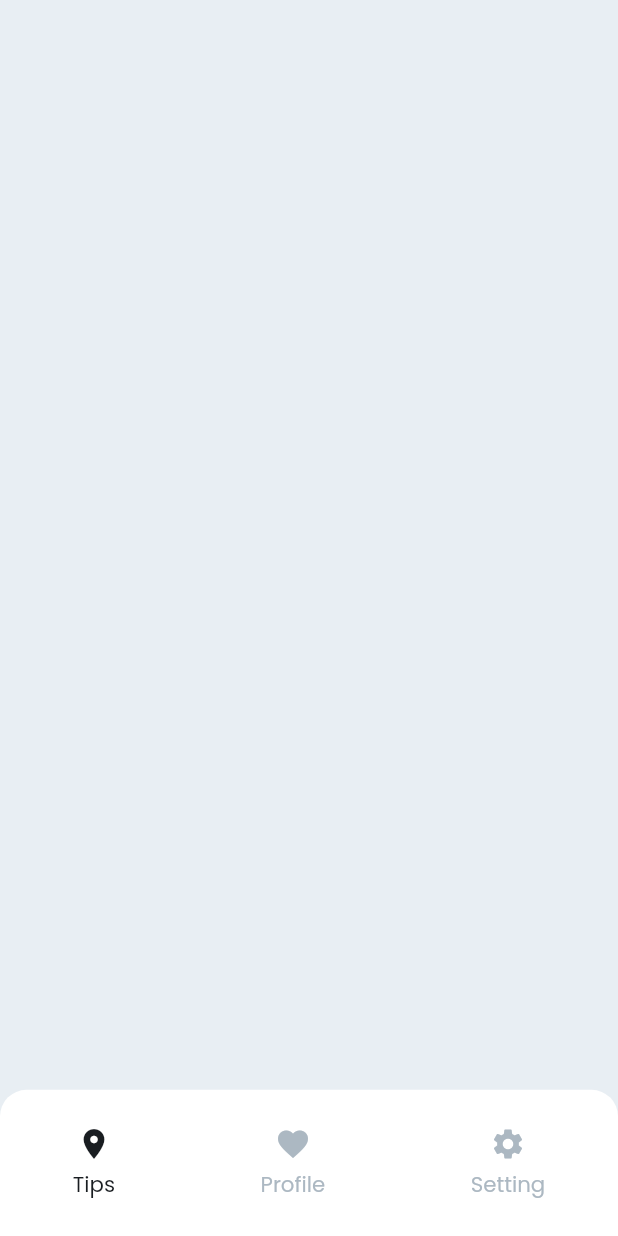
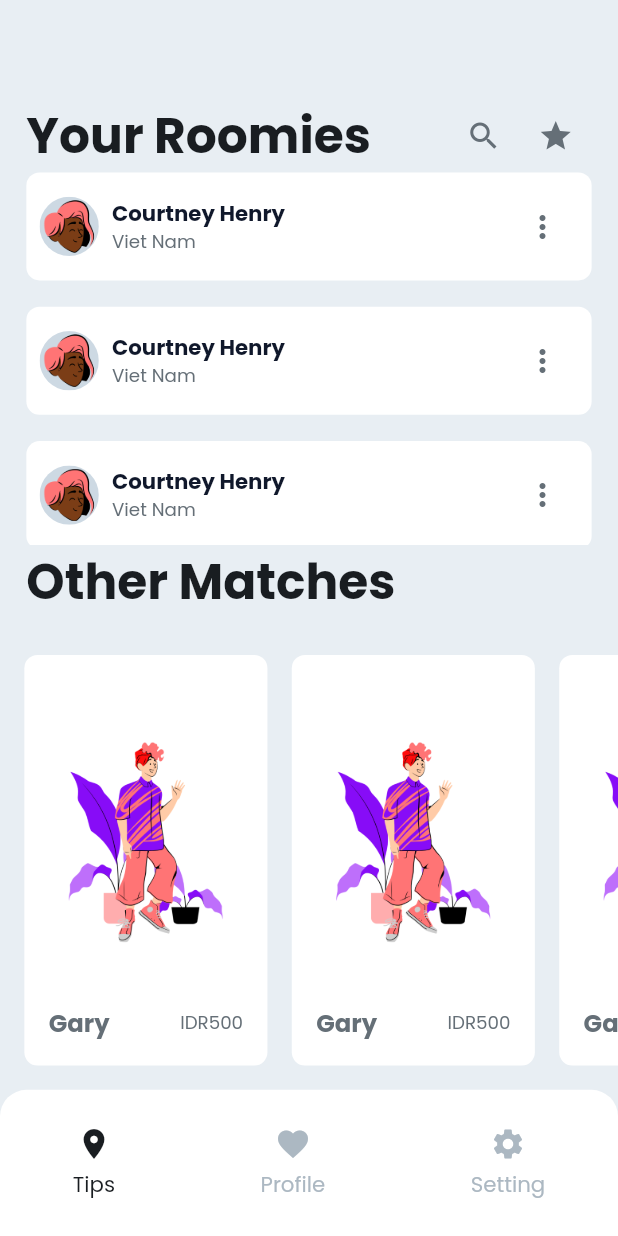
Before and after one commit to hidayatridwan/booking_app, a Flutter app: the DiscoverPage screen opened directly, on a phone screen of 412 x 824 dp. Run offline on Flutter 3.47's test engine with Material 2 defaults, Android fonts, the phone set to English and light mode, and no system bars; our stand-ins replace bloc, flutter_bloc, flutter_screenutil.

Commit message:
discover page

```diff
--- a/lib/config/config.dart
+++ b/lib/config/config.dart
@@ -1 +1,2 @@
 export 'theme/theme.dart';
+export 'assets/image_string.dart';
--- a/lib/config/theme/app_dimen.dart
+++ b/lib/config/theme/app_dimen.dart
@@ -21,6 +21,7 @@ class AppDimen {
   static double w36 = 36.0.w;
   static double w38 = 38.0.w;
   static double w40 = 40.0.w;
+  static double w60 = 60.0.w;
 
   static double h2 = 2.0.h;
   static double h4 = 4.0.h;
@@ -42,4 +43,5 @@ class AppDimen {
   static double h36 = 36.0.h;
   static double h38 = 38.0.h;
   static double h40 = 40.0.h;
+  static double h60 = 60.0.h;
 }
--- a/lib/config/theme/theme.dart
+++ b/lib/config/theme/theme.dart
@@ -1,2 +1,3 @@
 export 'app_color.dart';
 export 'app_font.dart';
+export 'app_dimen.dart';
--- a/lib/main.dart
+++ b/lib/main.dart
@@ -1,4 +1,5 @@
 import 'package:booking_app/presentation/pages/discover/discover_view.dart';
+import 'package:booking_app/presentation/pages/discover/favorite/favorite_view.dart';
 import 'package:flutter/material.dart';
 import 'package:flutter_screenutil/flutter_screenutil.dart';
 
@@ -18,7 +19,7 @@ class MyApp extends StatelessWidget {
       builder: (context, child) {
         return MaterialApp(
           theme: ThemeData(primarySwatch: Colors.amber, fontFamily: 'Poppins'),
-          home: const DiscoverPage(),
+          home: const FavoritePage(),
         );
       },
     );
--- a/lib/presentation/pages/discover/component/bottom_menu.dart
+++ b/lib/presentation/pages/discover/component/bottom_menu.dart
@@ -5,7 +5,6 @@ import 'package:booking_app/utils/extension/double_extension.dart';
 import 'package:flutter/material.dart';
 import 'package:flutter_screenutil/flutter_screenutil.dart';
 
-import '../../../../config/theme/app_color.dart';
 
 class BottomMenu extends StatelessWidget {
   const BottomMenu({Key? key, required this.cubit}) : super(key: key);
@@ -60,7 +59,8 @@ class BottomMenu extends StatelessWidget {
           4.0.height,
           Text(
             title,
-            style: AppFont.paragraphMedium.copyWith(color: isSelected ? AppColor.ink1 : AppColor.ink3),
+            style: AppFont.paragraphMedium
+                .copyWith(color: isSelected ? AppColor.ink1 : AppColor.ink3),
           )
         ],
       ),
--- a/lib/presentation/pages/discover/discover_view.dart
+++ b/lib/presentation/pages/discover/discover_view.dart
@@ -1,5 +1,8 @@
 import 'package:booking_app/config/config.dart';
 import 'package:booking_app/presentation/pages/discover/component/bottom_menu.dart';
+import 'package:booking_app/presentation/pages/discover/favorite/favorite_view.dart';
+import 'package:booking_app/presentation/pages/discover/settings/settings_view.dart';
+import 'package:booking_app/presentation/pages/discover/trips/trips_view.dart';
 import 'package:flutter/material.dart';
 import 'package:flutter_bloc/flutter_bloc.dart';
 
@@ -23,7 +26,15 @@ class DiscoverPage extends StatelessWidget {
     return Scaffold(
       backgroundColor: AppColor.ink5,
       body: Column(children: [
-        const Expanded(child: SizedBox()),
+        Expanded(child: BlocBuilder<DiscoverCubit, DiscoverState>(
+          builder: (context, state) {
+            return state.selectedIndex == 0
+                ? const TripsPage()
+                : state.selectedIndex == 1
+                    ? const FavoritePage()
+                    : const SettingsPage();
+          },
+        )),
         BlocBuilder<DiscoverCubit, DiscoverState>(
           builder: (context, state) {
             return BottomMenu(
--- /dev/null
+++ b/lib/presentation/pages/discover/trips/component/trips_matches.dart
@@ -0,0 +1,68 @@
+import 'package:flutter/material.dart';
+import 'package:booking_app/config/config.dart';
+
+class TripsMatches extends StatelessWidget {
+  const TripsMatches({Key? key}) : super(key: key);
+
+  @override
+  Widget build(BuildContext context) {
+    return Expanded(
+      child: Column(
+        crossAxisAlignment: CrossAxisAlignment.start,
+        children: [_header(), _matchesList(context)],
+      ),
+    );
+  }
+
+  Widget _header() {
+    return Padding(
+      padding: EdgeInsets.only(left: AppDimen.w16, right: AppDimen.w16),
+      child: Text(
+        'Other Matches',
+        style: AppFont.display3.copyWith(color: AppColor.ink1),
+      ),
+    );
+  }
+
+  Widget _matchesList(BuildContext context) {
+    return Expanded(
+        child: ListView.builder(
+      itemBuilder: (context, index) {
+        return _matchesItem(context);
+      },
+      itemCount: 3,
+      scrollDirection: Axis.horizontal,
+    ));
+  }
+
+  Widget _matchesItem(BuildContext context) {
+    return Container(
+      margin: EdgeInsets.only(
+          left: AppDimen.h16, top: AppDimen.h24, bottom: AppDimen.h16),
+      padding: EdgeInsets.all(AppDimen.h16),
+      width: (MediaQuery.of(context).size.width / 2) - AppDimen.w40,
+      decoration: BoxDecoration(
+          color: AppColor.ink6,
+          borderRadius: BorderRadius.circular(AppDimen.w8)),
+      child: Column(
+        children: [
+          Expanded(child: Image.asset(ImageString.plants)),
+          Row(
+            mainAxisAlignment: MainAxisAlignment.spaceBetween,
+            children: [
+              Text(
+                'Gary',
+                style:
+                    AppFont.paragraphLargeBold.copyWith(color: AppColor.ink2),
+              ),
+              Text(
+                'IDR500',
+                style: AppFont.paragraphSmall.copyWith(color: AppColor.ink2),
+              )
+            ],
+          )
+        ],
+      ),
+    );
+  }
+}
--- /dev/null
+++ b/lib/presentation/pages/discover/trips/component/trips_roomies.dart
@@ -0,0 +1,98 @@
+import 'package:booking_app/config/config.dart';
+import 'package:booking_app/utils/extension/double_extension.dart';
+import 'package:flutter/material.dart';
+
+class TripsRoomies extends StatelessWidget {
+  const TripsRoomies({Key? key}) : super(key: key);
+
+  @override
+  Widget build(BuildContext context) {
+    return Expanded(
+      child: Column(
+        children: [_header(), _roomiesList()],
+      ),
+    );
+  }
+
+  Widget _header() {
+    return Padding(
+      padding: EdgeInsets.only(
+          left: AppDimen.w16, top: AppDimen.w60, right: AppDimen.w16),
+      child: Row(
+        children: [
+          Text(
+            'Your Roomies',
+            style: AppFont.display3.copyWith(color: AppColor.ink1),
+          ),
+          const Expanded(child: SizedBox()),
+          IconButton(
+              onPressed: () {},
+              icon: const Icon(
+                Icons.search,
+                color: AppColor.ink2,
+              )),
+          IconButton(
+              onPressed: () {},
+              icon: const Icon(Icons.star, color: AppColor.ink2)),
+        ],
+      ),
+    );
+  }
+
+  Widget _roomiesList() {
+    return Expanded(
+        child: ListView.builder(
+      itemBuilder: (context, index) {
+        return _roomiesItem();
+      },
+      itemCount: 3,
+    ));
+  }
+
+  Widget _roomiesItem() {
+    return Container(
+      height: 72.0,
+      margin: EdgeInsets.only(
+          bottom: AppDimen.w16, left: AppDimen.w16, right: AppDimen.w16),
+      padding:
+          EdgeInsets.symmetric(horizontal: AppDimen.w8, vertical: AppDimen.h16),
+      width: double.infinity,
+      decoration: BoxDecoration(
+          color: AppColor.ink6,
+          borderRadius: BorderRadius.circular(AppDimen.w8)),
+      child: Row(
+        children: [
+          ClipRRect(
+            borderRadius: BorderRadius.circular(112.0),
+            child: Container(
+              padding: EdgeInsets.all(AppDimen.w2),
+              color: AppColor.ink4,
+              child: Image.asset(ImageString.avatar),
+            ),
+          ),
+          8.0.width,
+          Expanded(
+              child: Column(
+            crossAxisAlignment: CrossAxisAlignment.start,
+            children: [
+              Text(
+                'Courtney Henry',
+                style: AppFont.paragraphMediumBold,
+              ),
+              Text(
+                'Viet Nam',
+                style: AppFont.paragraphSmall.copyWith(color: AppColor.ink2),
+              )
+            ],
+          )),
+          IconButton(
+              onPressed: () {},
+              icon: const Icon(
+                Icons.more_vert,
+                color: AppColor.ink2,
+              ))
+        ],
+      ),
+    );
+  }
+}
--- /dev/null
+++ b/lib/presentation/pages/discover/trips/trips_cubit.dart
@@ -0,0 +1,7 @@
+import 'package:bloc/bloc.dart';
+
+import 'trips_state.dart';
+
+class TripsCubit extends Cubit<TripsState> {
+  TripsCubit() : super(TripsState().init());
+}
--- /dev/null
+++ b/lib/presentation/pages/discover/trips/trips_state.dart
@@ -0,0 +1,9 @@
+class TripsState {
+  TripsState init() {
+    return TripsState();
+  }
+
+  TripsState clone() {
+    return TripsState();
+  }
+}
--- /dev/null
+++ b/lib/presentation/pages/discover/trips/trips_view.dart
@@ -0,0 +1,30 @@
+import 'package:booking_app/presentation/pages/discover/trips/component/trips_roomies.dart';
+import 'package:flutter/material.dart';
+import 'package:flutter_bloc/flutter_bloc.dart';
+
+import 'component/trips_matches.dart';
+import 'trips_cubit.dart';
+import 'trips_state.dart';
+
+class TripsPage extends StatelessWidget {
+  const TripsPage({super.key});
+
+  @override
+  Widget build(BuildContext context) {
+    return BlocProvider(
+      create: (BuildContext context) => TripsCubit(),
+      child: Builder(builder: (context) => _buildPage(context)),
+    );
+  }
+
+  Widget _buildPage(BuildContext context) {
+    final cubit = BlocProvider.of<TripsCubit>(context);
+
+    return Column(
+      children: const [
+        TripsRoomies(),
+        TripsMatches()
+      ],
+    );
+  }
+}
```
Also changed, not shown: lib/presentation/pages/discover/favorite/component/favorite_card.dart (added, +10 -0 lines), lib/presentation/pages/discover/favorite/component/favorite_header.dart (added, +32 -0 lines), lib/presentation/pages/discover/favorite/component/favorite_list.dart (added, +10 -0 lines), lib/presentation/pages/discover/favorite/favorite_cubit.dart (added, +7 -0 lines), lib/presentation/pages/discover/favorite/favorite_state.dart (added, +9 -0 lines), lib/presentation/pages/discover/favorite/favorite_view.dart (added, +32 -0 lines), lib/presentation/pages/discover/settings/settings_cubit.dart (added, +7 -0 lines), lib/presentation/pages/discover/settings/settings_state.dart (added, +9 -0 lines), lib/presentation/pages/discover/settings/settings_view.dart (added, +23 -0 lines).
